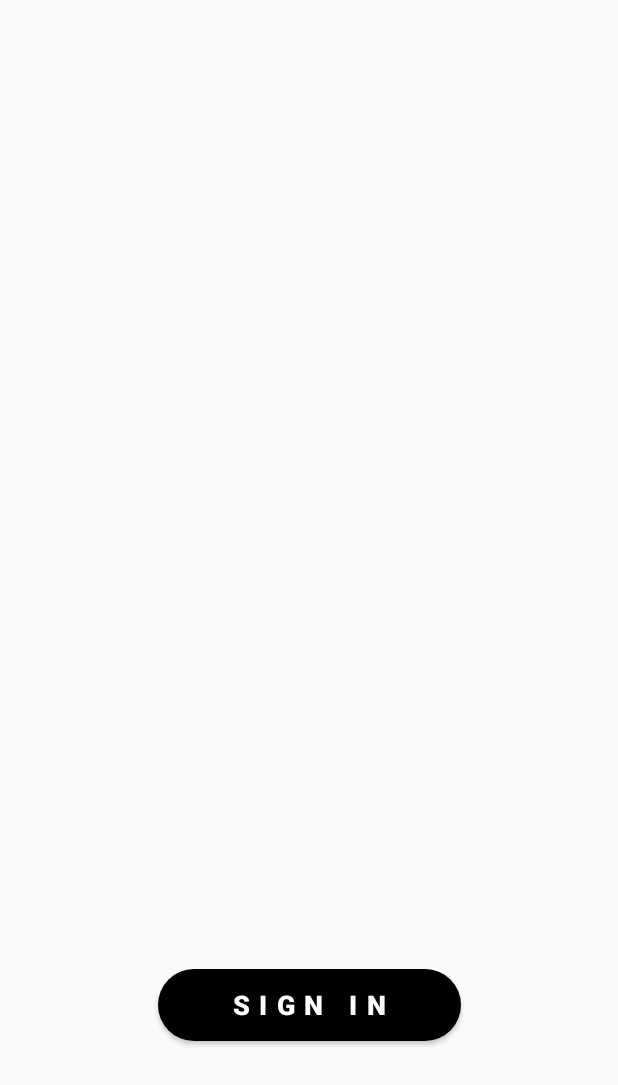
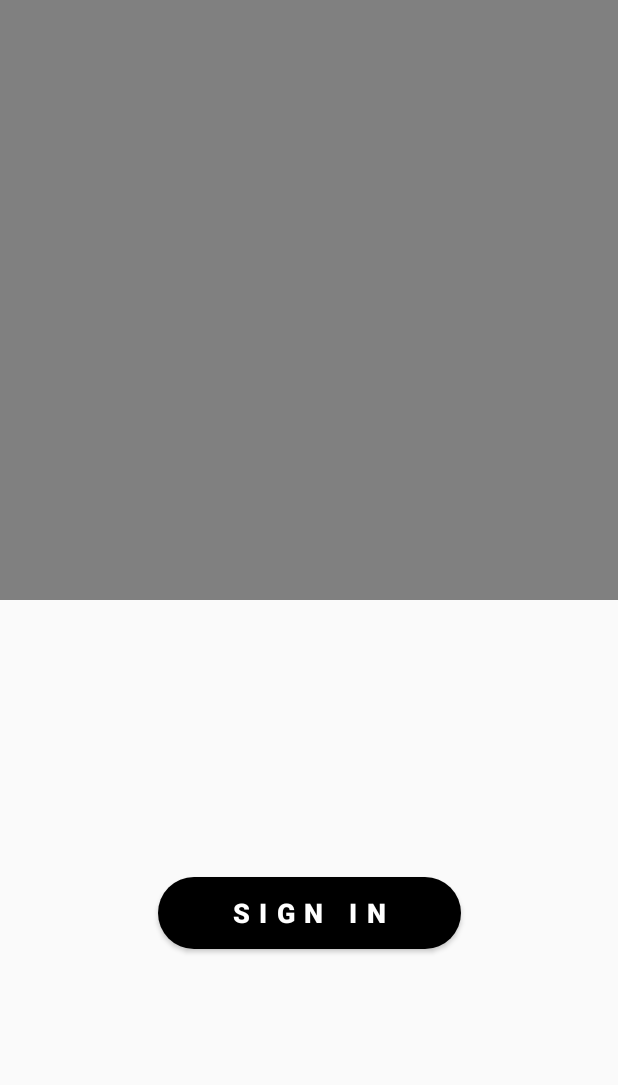
Before and after one commit to hackertronix/Hydra, an Android app: the screen it shows after launch (MainActivity), on a phone screen of 412 x 824 dp. Shown: the top 1085 px of the screen. Run offline under Robolectric (Android 15) with nearby library versions, the phone set to English and light mode, and no system bars; our stand-ins replace Firebase (no records; nobody signed in at launch, a user with empty details on screens opened directly).

Commit message:
minor addition

```diff
--- a/main/app/src/main/res/layout/activity_main.xml
+++ b/main/app/src/main/res/layout/activity_main.xml
@@ -6,11 +6,18 @@
     android:layout_height="match_parent"
     tools:context="io.execube.monotype.pantheon.MainActivity">
 
+    <View
+        android:id="@+id/view"
+        android:layout_width="match_parent"
+        android:layout_height="400dp"
+        android:background="@color/gray"/>
+
     <Button
         android:id="@+id/sign_in_button"
         style="@style/ButtonStyle"
         android:layout_width="wrap_content"
         android:layout_height="wrap_content"
+        android:layout_marginTop="8dp"
         android:letterSpacing="0.35"
         android:paddingLeft="50dp"
         android:paddingRight="50dp"
@@ -22,7 +29,6 @@
         app:layout_constraintHorizontal_bias="0.502"
         app:layout_constraintLeft_toLeftOf="parent"
         app:layout_constraintRight_toRightOf="parent"
-        app:layout_constraintTop_toTopOf="parent"
-        app:layout_constraintVertical_bias="0.849" />
+        app:layout_constraintTop_toBottomOf="@+id/view" />
 
 </android.support.constraint.ConstraintLayout>
```
